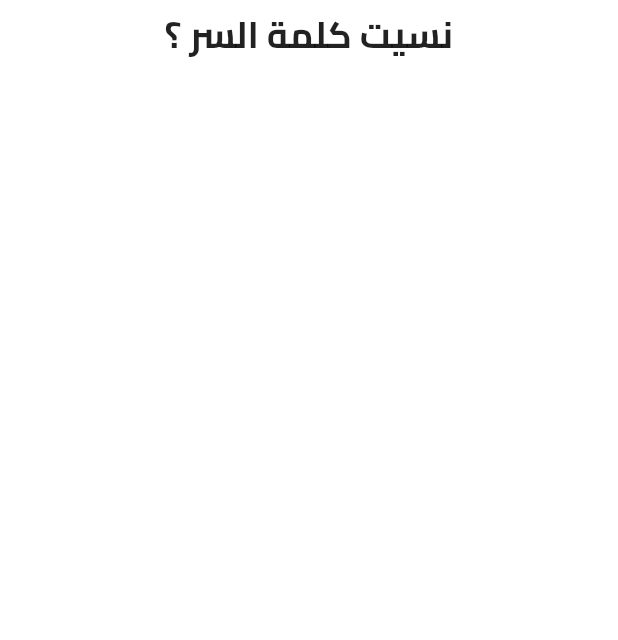
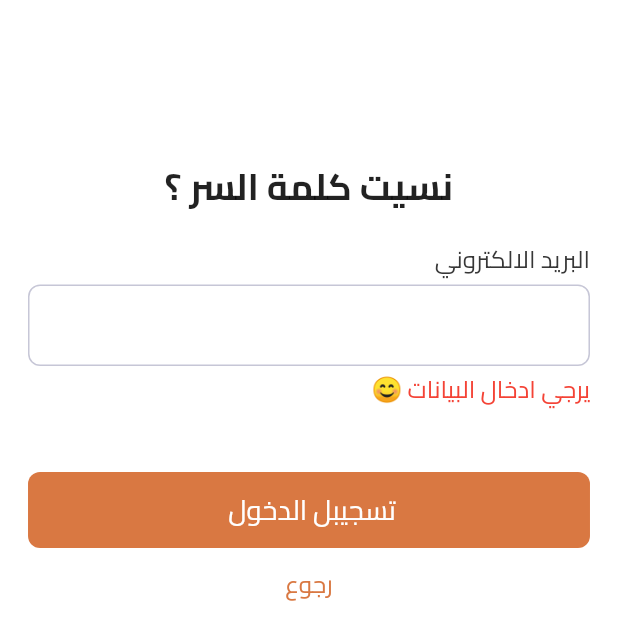
Before and after one commit to MohamedTaha-flutter/twseel_app_flutter, a Flutter app: the ForgetPasswordView screen opened directly, on a phone screen of 412 x 824 dp. Shown: the top 640 px of the screen. Run offline on Flutter 3.47's test engine with Material 3 defaults, Android fonts, the light colour scheme and no system bars; our stand-ins replace flutter_bloc, flutter_screenutil, hexcolor.

Commit message:
forget password view done

```diff
--- a/lib/Features/auth/presentation/views/forget_password_view.dart
+++ b/lib/Features/auth/presentation/views/forget_password_view.dart
@@ -1,19 +1,64 @@
 import 'package:flutter/material.dart';
+import 'package:twseel_app/core/style/app_color.dart';
 import 'package:twseel_app/core/style/font_style.dart';
+import 'package:flutter_screenutil/flutter_screenutil.dart';
+import 'package:twseel_app/core/widget/custom_button.dart';
+import 'package:twseel_app/core/widget/custom_text_form_Feild.dart';
+
+class ForgetPasswordView extends StatelessWidget {
+  ForgetPasswordView({super.key});
 
 
-class ForgetPasswordView extends StatelessWidget {
-  const ForgetPasswordView({super.key});
+  final TextEditingController emailController = TextEditingController();
 
   @override
   Widget build(BuildContext context) {
     return Scaffold(
-      body: Column(
-        children: [
-          Center(
-            child: Text("نسيت كلمة السر ؟",style: FontStyles.font24Weight600Black,),
-          )
-        ],
+      body: Padding(
+        padding: EdgeInsets.only(right: 17.w, left: 17.w, top: 100.h),
+        child: Column(
+          crossAxisAlignment: CrossAxisAlignment.start,
+          children: [
+            Center(
+              child: Text(
+                "نسيت كلمة السر ؟",
+                style: FontStyles.font24Weight600Black,
+              ),
+            ),
+            TextFormFieldWidget(
+              controller: emailController,
+              label: "البريد الالكتروني ",
+              keyboardType: TextInputType.emailAddress,
+            ),
+            Text(
+              "يرجي ادخال البيانات 😊 ",
+              style: FontStyles.font16Weight400LightBlack.copyWith(
+                color: Colors.red,
+              ),
+            ),
+            SizedBox(
+              height: 40.h,
+            ),
+            CustomButton(
+              text: "تسجيبل الدخول ",
+              onPressed: () {
+              },
+            ),
+            Center(
+              child: TextButton(
+                  onPressed: ()
+                  {
+                    Navigator.pop(context) ;
+                  },
+                  child: Text(
+                    "رجوع",
+                    style: FontStyles.font16Weight400LightBlack.copyWith(
+                      color: MyColors.orange,
+                    ),
+                  )),
+            )
+          ],
+        ),
       ),
     );
   }
--- a/lib/core/widget/custom_text_form_Feild.dart
+++ b/lib/core/widget/custom_text_form_Feild.dart
@@ -57,6 +57,7 @@ class TextFormFieldWidget extends StatelessWidget {
                 onChanged: onChanged,
                 decoration: InputDecoration(
                   suffixIcon: suffixIcon,
+                  errorStyle:  FontStyles.font12Weight400Black.copyWith(color: Colors.red),
                   contentPadding:
                       EdgeInsets.symmetric(horizontal: 10.w, vertical: 12.h),
                   enabledBorder: OutlineInputBorder(
```
Also changed, not shown: lib/Features/auth/presentation/views/write_code_to conferm_password_view.dart (added).
